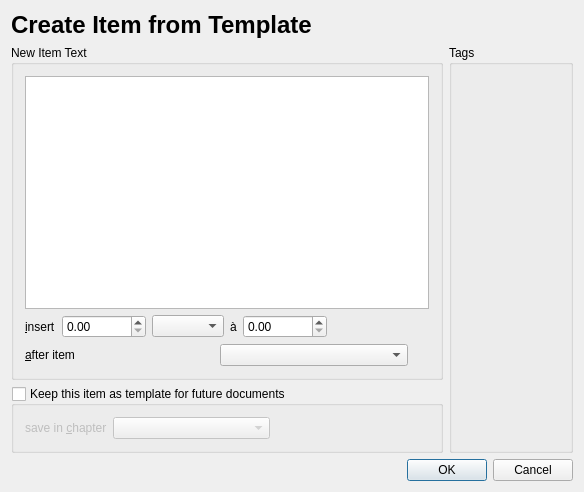
dragotin/kraft, file src/inserttmplbase.ui: the form before one commit.
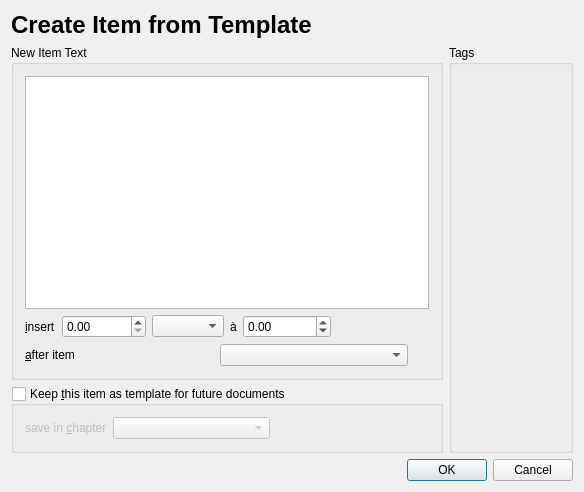
The form after the commit.

Patch:
```diff
--- a/src/inserttmplbase.ui
+++ b/src/inserttmplbase.ui
@@ -85,6 +85,9 @@
           </item>
           <item>
            <widget class="QDoubleSpinBox" name="mPriceVal">
+            <property name="minimum">
+             <double>-999999.989999999990687</double>
+            </property>
             <property name="maximum">
              <double>999999.989999999990687</double>
             </property>
@@ -150,7 +153,7 @@
      <item>
       <widget class="QGroupBox" name="mKeepGroup">
        <property name="title">
-        <string>Keep this item as template for future documents</string>
+        <string>Keep &amp;this item as template for future documents</string>
        </property>
        <property name="checkable">
         <bool>true</bool>
```
Left out of the diff: 17 changed lines with no effect on the pictures.
